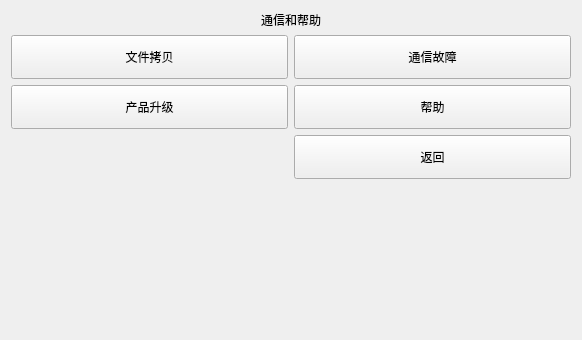
The window that communication_help.ui (urielyan/kairen_ok335xs) describes before a commit, drawn with Qt 5.
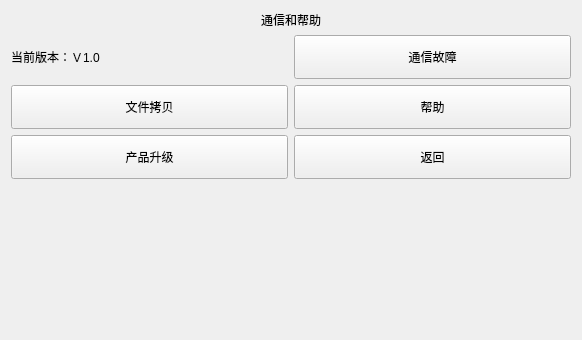
The same window after the commit. Custom widgets are drawn as their Qt base class.

Commit message: 版本，自检界面，ｌｏｇｏ为上海凯仁

```diff
--- a/communication_help.ui
+++ b/communication_help.ui
@@ -17,7 +17,7 @@
    <item row="0" column="0">
     <layout class="QVBoxLayout" name="verticalLayout">
      <item>
-      <widget class="QLabel" name="label">
+      <widget class="QLabel" name="lableTitle">
        <property name="sizePolicy">
         <sizepolicy hsizetype="Preferred" vsizetype="Maximum">
          <horstretch>0</horstretch>
@@ -34,20 +34,7 @@
      </item>
      <item>
       <layout class="QGridLayout" name="gridLayout">
-       <item row="0" column="0">
-        <widget class="QPushButton" name="pushButton">
-         <property name="sizePolicy">
-          <sizepolicy hsizetype="Minimum" vsizetype="Minimum">
-           <horstretch>0</horstretch>
-           <verstretch>0</verstretch>
-          </sizepolicy>
-         </property>
-         <property name="text">
-          <string>文件拷贝</string>
-         </property>
-        </widget>
-       </item>
-       <item row="0" column="1">
+       <item row="1" column="1">
         <widget class="QPushButton" name="pushButton_2">
          <property name="sizePolicy">
           <sizepolicy hsizetype="Minimum" vsizetype="Minimum">
@@ -60,20 +47,7 @@
          </property>
         </widget>
        </item>
-       <item row="1" column="0">
-        <widget class="QPushButton" name="pushButton_3">
-         <property name="sizePolicy">
-          <sizepolicy hsizetype="Minimum" vsizetype="Minimum">
-           <horstretch>0</horstretch>
-           <verstretch>0</verstretch>
-          </sizepolicy>
-         </property>
-         <property name="text">
-          <string>产品升级</string>
-         </property>
-        </widget>
-       </item>
-       <item row="1" column="1">
+       <item row="2" column="1">
         <widget class="QPushButton" name="pushButton_4">
          <property name="sizePolicy">
           <sizepolicy hsizetype="Minimum" vsizetype="Minimum">
@@ -86,7 +60,7 @@
          </property>
         </widget>
        </item>
-       <item row="2" column="1">
+       <item row="3" column="1">
         <widget class="QPushButton" name="pushButton_5">
          <property name="sizePolicy">
           <sizepolicy hsizetype="Minimum" vsizetype="Minimum">
@@ -99,6 +73,39 @@
          </property>
         </widget>
        </item>
+       <item row="3" column="0">
+        <widget class="QPushButton" name="pushButton_3">
+         <property name="sizePolicy">
+          <sizepolicy hsizetype="Minimum" vsizetype="Minimum">
+           <horstretch>0</horstretch>
+           <verstretch>0</verstretch>
+          </sizepolicy>
+         </property>
+         <property name="text">
+          <string>产品升级</string>
+         </property>
+        </widget>
+       </item>
+       <item row="2" column="0">
+        <widget class="QPushButton" name="pushButton">
+         <property name="sizePolicy">
+          <sizepolicy hsizetype="Minimum" vsizetype="Minimum">
+           <horstretch>0</horstretch>
+           <verstretch>0</verstretch>
+          </sizepolicy>
+         </property>
+         <property name="text">
+          <string>文件拷贝</string>
+         </property>
+        </widget>
+       </item>
+       <item row="1" column="0">
+        <widget class="QLabel" name="lableVersion">
+         <property name="text">
+          <string>当前版本：Ｖ1.0</string>
+         </property>
+        </widget>
+       </item>
       </layout>
      </item>
      <item>
```
The commit also changes 6 other files.
